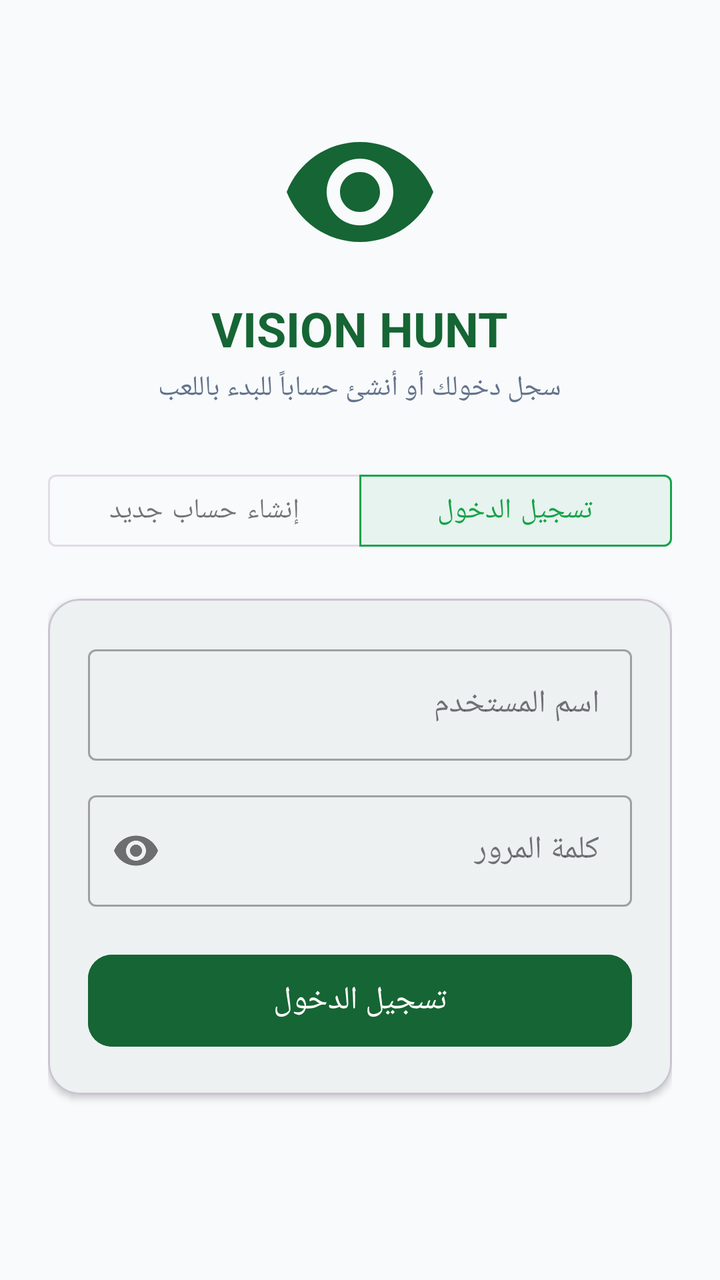
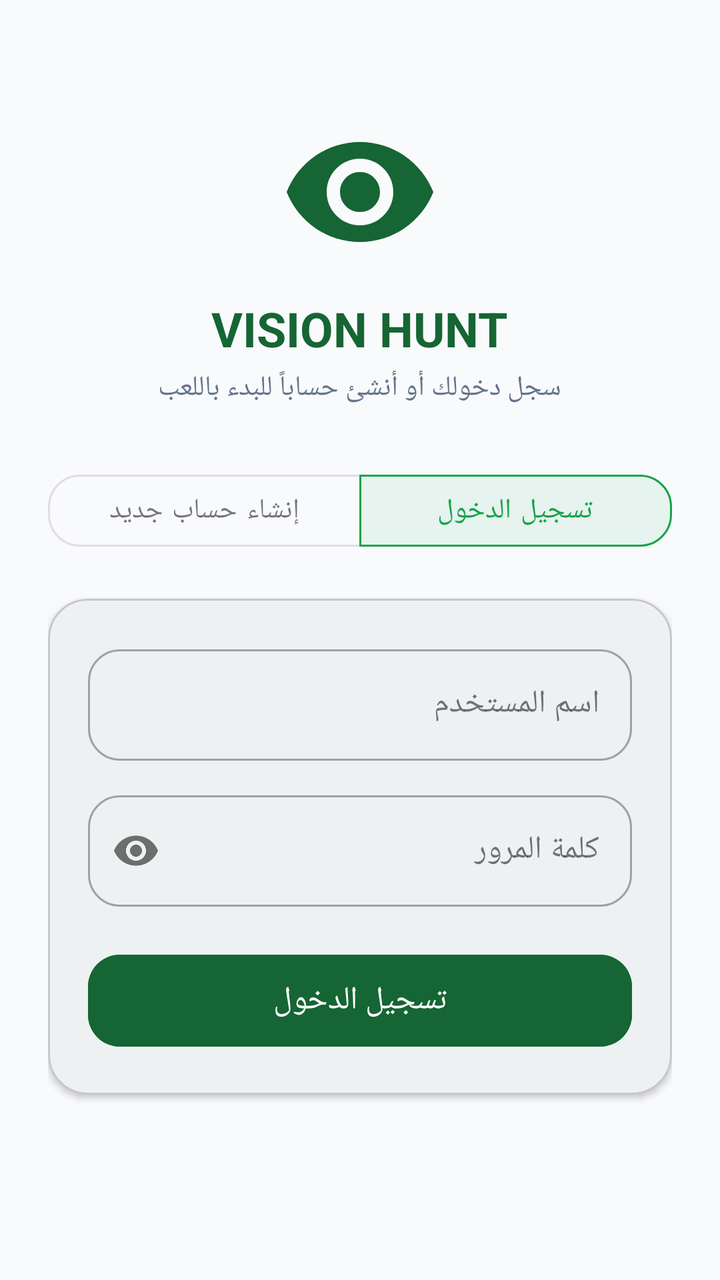

An Android layout rendered at two revisions. The XML below is the earlier revision; the diff shows what the commit changed to produce the second picture.
<!-- AndroidManifest.xml: activity theme Theme.VisionHuntOnline -->
<!-- res/layout/activity_auth.xml -->
<?xml version="1.0" encoding="utf-8"?>
<ScrollView xmlns:android="http://schemas.android.com/apk/res/android"
    xmlns:app="http://schemas.android.com/apk/res-auto"
    android:layout_width="match_parent"
    android:layout_height="match_parent"
    android:background="@color/screen_background"
    android:fillViewport="true"
    android:layoutDirection="rtl"
    android:textDirection="rtl">

    <LinearLayout
        android:layout_width="match_parent"
        android:layout_height="wrap_content"
        android:gravity="center_horizontal"
        android:orientation="vertical"
        android:padding="24dp">

        
        <ImageView
            android:layout_width="80dp"
            android:layout_height="80dp"
            android:layout_marginTop="32dp"
            android:contentDescription="Vision Hunt Logo"
            android:src="@drawable/ic_vision"
            app:tint="#166534" />

        <TextView
            android:layout_width="wrap_content"
            android:layout_height="wrap_content"
            android:layout_marginTop="12dp"
            android:text="VISION HUNT"
            android:textColor="#166534"
            android:textSize="24sp"
            android:textStyle="bold" />

        <TextView
            android:id="@+id/tv_auth_subtitle"
            android:layout_width="wrap_content"
            android:layout_height="wrap_content"
            android:layout_marginTop="4dp"
            android:text="سجل دخولك أو أنشئ حساباً للبدء باللعب"
            android:textColor="@color/text_secondary"
            android:textSize="14sp" />

        
        <com.google.android.material.button.MaterialButtonToggleGroup
            android:id="@+id/toggle_group"
            android:layout_width="match_parent"
            android:layout_height="wrap_content"
            android:layout_marginTop="28dp"
            app:checkedButton="@id/btn_mode_login"
            app:selectionRequired="true"
            app:singleSelection="true">

            <com.google.android.material.button.MaterialButton
                android:id="@+id/btn_mode_login"
                style="@style/Widget.MaterialComponents.Button.OutlinedButton"
                android:layout_width="0dp"
                android:layout_height="wrap_content"
                android:layout_weight="1"
                android:text="تسجيل الدخول" />

            <com.google.android.material.button.MaterialButton
                android:id="@+id/btn_mode_register"
                style="@style/Widget.MaterialComponents.Button.OutlinedButton"
                android:layout_width="0dp"
                android:layout_height="wrap_content"
                android:layout_weight="1"
                android:text="إنشاء حساب جديد" />

        </com.google.android.material.button.MaterialButtonToggleGroup>

        
        <com.google.android.material.card.MaterialCardView
            android:layout_width="match_parent"
            android:layout_height="wrap_content"
            android:layout_marginTop="20dp"
            app:cardCornerRadius="16dp"
            app:cardElevation="2dp"
            app:strokeWidth="1dp">

            <LinearLayout
                android:layout_width="match_parent"
                android:layout_height="wrap_content"
                android:orientation="vertical"
                android:padding="20dp">

                
                <com.google.android.material.textfield.TextInputLayout
                    android:id="@+id/til_username"
                    style="@style/Widget.MaterialComponents.TextInputLayout.OutlinedBox"
                    android:layout_width="match_parent"
                    android:layout_height="wrap_content"
                    android:hint="اسم المستخدم">

                    <com.google.android.material.textfield.TextInputEditText
                        android:id="@+id/et_username"
                        android:layout_width="match_parent"
                        android:layout_height="wrap_content"
                        android:inputType="textPersonName"
                        android:maxLines="1" />

                </com.google.android.material.textfield.TextInputLayout>

                
                <com.google.android.material.textfield.TextInputLayout
                    android:id="@+id/til_phone"
                    style="@style/Widget.MaterialComponents.TextInputLayout.OutlinedBox"
                    android:layout_width="match_parent"
                    android:layout_height="wrap_content"
                    android:layout_marginTop="12dp"
                    android:hint="رقم الهاتف"
                    android:visibility="gone">

                    <com.google.android.material.textfield.TextInputEditText
                        android:id="@+id/et_phone"
                        android:layout_width="match_parent"
                        android:layout_height="wrap_content"
                        android:inputType="phone"
                        android:maxLines="1" />

                </com.google.android.material.textfield.TextInputLayout>

                
                <com.google.android.material.textfield.TextInputLayout
                    android:id="@+id/til_password"
                    style="@style/Widget.MaterialComponents.TextInputLayout.OutlinedBox"
                    android:layout_width="match_parent"
                    android:layout_height="wrap_content"
                    android:layout_marginTop="12dp"
                    android:hint="كلمة المرور"
                    app:passwordToggleEnabled="true">

                    <com.google.android.material.textfield.TextInputEditText
                        android:id="@+id/et_password"
                        android:layout_width="match_parent"
                        android:layout_height="wrap_content"
                        android:inputType="textPassword"
                        android:maxLines="1" />

                </com.google.android.material.textfield.TextInputLayout>

                
                <TextView
                    android:id="@+id/tv_error"
                    android:layout_width="match_parent"
                    android:layout_height="wrap_content"
                    android:layout_marginTop="12dp"
                    android:textColor="#DC2626"
                    android:textSize="13sp"
                    android:visibility="gone" />

                
                <com.google.android.material.button.MaterialButton
                    android:id="@+id/btn_submit"
                    android:layout_width="match_parent"
                    android:layout_height="54dp"
                    android:layout_marginTop="20dp"
                    android:backgroundTint="#166534"
                    android:text="تسجيل الدخول"
                    android:textSize="16sp"
                    app:cornerRadius="12dp" />

                
                <com.google.android.material.progressindicator.CircularProgressIndicator
                    android:id="@+id/progress_indicator"
                    android:layout_width="wrap_content"
                    android:layout_height="wrap_content"
                    android:layout_gravity="center_horizontal"
                    android:layout_marginTop="16dp"
                    android:indeterminate="true"
                    android:visibility="gone"
                    app:indicatorColor="#166534" />

            </LinearLayout>

        </com.google.android.material.card.MaterialCardView>

    </LinearLayout>

</ScrollView>
<!-- resources referenced by this layout -->
<resources>
  <color name="screen_background">#F8FAFC</color>
  <color name="text_secondary">#64748B</color>
  <!-- drawable ic_vision (drawable) -->
  <vector xmlns:android="http://schemas.android.com/apk/res/android"
      android:width="24dp"
      android:height="24dp"
      android:viewportWidth="24"
      android:viewportHeight="24">
      <path
          android:fillColor="#FF000000"
          android:pathData="M12,4.5C7,4.5 2.73,7.61 1,12c1.73,4.39 6,7.5 11,7.5s9.27,-3.11 11,-7.5c-1.73,-4.39 -6,-7.5 -11,-7.5zM12,17c-2.76,0 -5,-2.24 -5,-5s2.24,-5 5,-5 5,2.24 5,5 -2.24,5 -5,5zM12,9c-1.66,0 -3,1.34 -3,3s1.34,3 3,3 3,-1.34 3,-3 -1.34,-3 -3,-3z" />
  </vector>
  <style name="Theme.VisionHuntOnline" parent="Theme.Material3.DayNight.NoActionBar">
          <item name="colorPrimary">#16A34A</item>
          <item name="colorPrimaryVariant">#166534</item>
          <item name="colorOnPrimary">#FFFFFF</item>
          <item name="colorSecondary">#16A34A</item>
          <item name="colorOnSecondary">#FFFFFF</item>
          <item name="android:windowBackground">@color/screen_background</item>
          <item name="android:statusBarColor">@color/screen_background</item>
          <item name="android:windowLightStatusBar">true</item>
          <item name="android:navigationBarColor">@color/bottom_nav_background</item>
          <item name="android:windowLightNavigationBar">true</item>
      </style>
  <color name="bottom_nav_background">#FFFFFF</color>
</resources>

<!-- the commit's change to res/layout/activity_auth.xml (unified diff, before → after) -->
@@ -6,6 +6,7 @@
     android:background="@color/screen_background"
     android:fillViewport="true"
     android:layoutDirection="rtl"
+    android:scrollbars="none"
     android:textDirection="rtl">
 
     <LinearLayout
@@ -58,7 +59,8 @@
                 android:layout_width="0dp"
                 android:layout_height="wrap_content"
                 android:layout_weight="1"
-                android:text="تسجيل الدخول" />
+                android:text="تسجيل الدخول"
+                app:cornerRadius="16dp" />
 
             <com.google.android.material.button.MaterialButton
                 android:id="@+id/btn_mode_register"
@@ -66,7 +68,8 @@
                 android:layout_width="0dp"
                 android:layout_height="wrap_content"
                 android:layout_weight="1"
-                android:text="إنشاء حساب جديد" />
+                android:text="إنشاء حساب جديد"
+                app:cornerRadius="16dp" />
 
         </com.google.android.material.button.MaterialButtonToggleGroup>
 
@@ -75,7 +78,7 @@
             android:layout_width="match_parent"
             android:layout_height="wrap_content"
             android:layout_marginTop="20dp"
-            app:cardCornerRadius="16dp"
+            app:cardCornerRadius="20dp"
             app:cardElevation="2dp"
             app:strokeWidth="1dp">
 
@@ -91,7 +94,11 @@
                     style="@style/Widget.MaterialComponents.TextInputLayout.OutlinedBox"
                     android:layout_width="match_parent"
                     android:layout_height="wrap_content"
-                    android:hint="اسم المستخدم">
+                    android:hint="اسم المستخدم"
+                    app:boxCornerRadiusBottomEnd="16dp"
+                    app:boxCornerRadiusBottomStart="16dp"
+                    app:boxCornerRadiusTopEnd="16dp"
+                    app:boxCornerRadiusTopStart="16dp">
 
                     <com.google.android.material.textfield.TextInputEditText
                         android:id="@+id/et_username"
@@ -110,7 +117,11 @@
                     android:layout_height="wrap_content"
                     android:layout_marginTop="12dp"
                     android:hint="رقم الهاتف"
-                    android:visibility="gone">
+                    android:visibility="gone"
+                    app:boxCornerRadiusBottomEnd="16dp"
+                    app:boxCornerRadiusBottomStart="16dp"
+                    app:boxCornerRadiusTopEnd="16dp"
+                    app:boxCornerRadiusTopStart="16dp">
 
                     <com.google.android.material.textfield.TextInputEditText
                         android:id="@+id/et_phone"
@@ -129,6 +140,10 @@
                     android:layout_height="wrap_content"
                     android:layout_marginTop="12dp"
                     android:hint="كلمة المرور"
+                    app:boxCornerRadiusBottomEnd="16dp"
+                    app:boxCornerRadiusBottomStart="16dp"
+                    app:boxCornerRadiusTopEnd="16dp"
+                    app:boxCornerRadiusTopStart="16dp"
                     app:passwordToggleEnabled="true">
 
                     <com.google.android.material.textfield.TextInputEditText
@@ -159,7 +174,7 @@
                     android:backgroundTint="#166534"
                     android:text="تسجيل الدخول"
                     android:textSize="16sp"
-                    app:cornerRadius="12dp" />
+                    app:cornerRadius="16dp" />
 
                 
                 <com.google.android.material.progressindicator.CircularProgressIndicator
